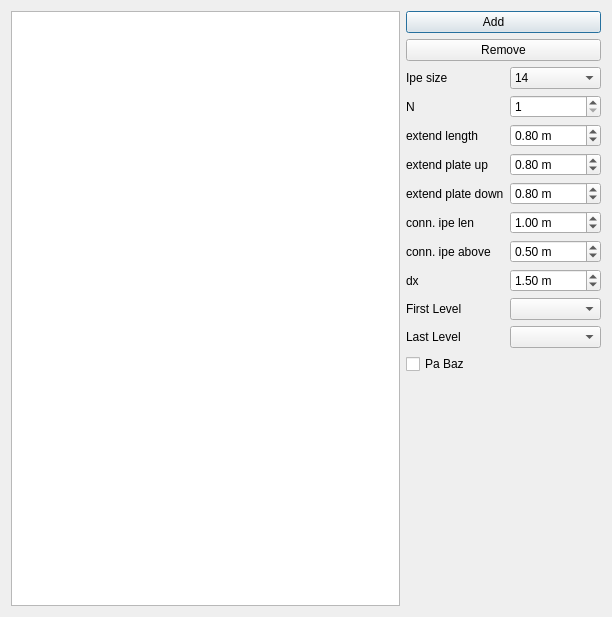
The window that Resources/ui/column.ui (ebrahimraeyat/SteelColumn) describes before a commit, drawn with Qt 5.
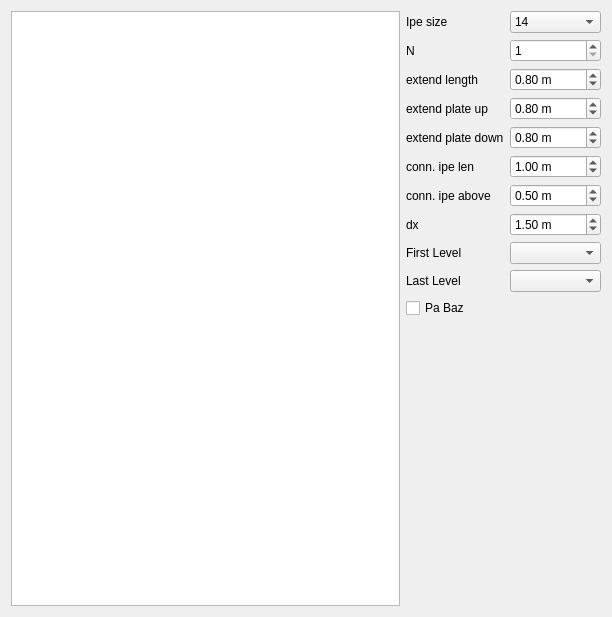
The same window after the commit. Icons and pictures are not drawn.

Commit message: Adding column one by one

What changed in the file:
```diff
--- a/Resources/ui/column.ui
+++ b/Resources/ui/column.ui
@@ -19,28 +19,6 @@
    </item>
    <item>
     <layout class="QVBoxLayout" name="verticalLayout">
-     <item>
-      <widget class="QPushButton" name="addButton">
-       <property name="text">
-        <string>Add      </string>
-       </property>
-       <property name="icon">
-        <iconset resource="../resource.qrc">
-         <normaloff>:/steelColumn/icons/add.svg</normaloff>:/steelColumn/icons/add.svg</iconset>
-       </property>
-      </widget>
-     </item>
-     <item>
-      <widget class="QPushButton" name="removeButton">
-       <property name="text">
-        <string>Remove</string>
-       </property>
-       <property name="icon">
-        <iconset resource="../resource.qrc">
-         <normaloff>:/steelColumn/icons/remove.svg</normaloff>:/steelColumn/icons/remove.svg</iconset>
-       </property>
-      </widget>
-     </item>
      <item>
       <layout class="QGridLayout" name="gridLayout">
        <item row="8" column="0">
```
The commit also changes 2 other files.
